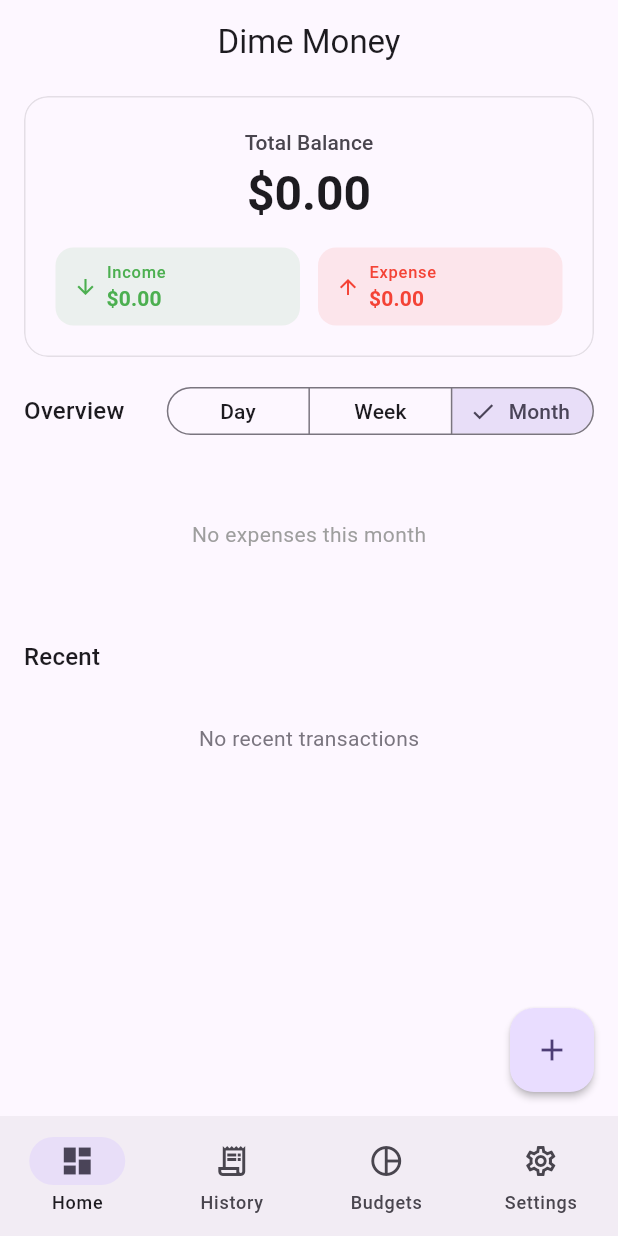
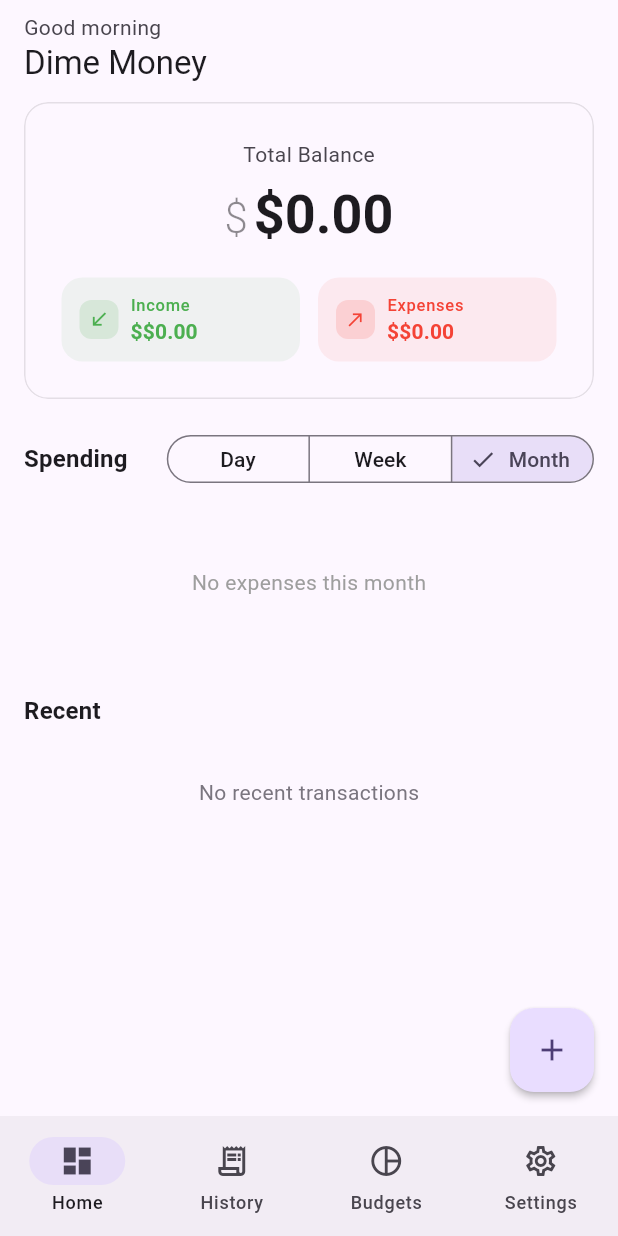
Before and after one commit to Priyans-hu/dime-money, a Flutter app: the screen it shows after launch, on a phone screen of 412 x 824 dp. Run offline on Flutter 3.47's test engine with Material 3 defaults, Android fonts, the phone set to English and light mode, and no system bars; our stand-ins replace csv, drift, file_picker, fl_chart, flutter_riverpod, gap and 4 more; accounts and stored records are empty; generated files the repository leaves out were written again.

Commit message:
feat: improve dashboard with greeting header and bolder balance
- Add time-of-day greeting (Good morning/afternoon/evening)
- Use SliverAppBar with floating behavior
- Larger balance display with separate currency symbol
- Better stat chips with icon containers
- More breathing room between sections

```diff
--- a/lib/features/dashboard/presentation/screens/dashboard_screen.dart
+++ b/lib/features/dashboard/presentation/screens/dashboard_screen.dart
@@ -10,48 +10,83 @@ import 'package:dime_money/features/dashboard/presentation/widgets/recent_transa
 class DashboardScreen extends ConsumerWidget {
   const DashboardScreen({super.key});
 
+  String _greeting() {
+    final hour = DateTime.now().hour;
+    if (hour < 12) return 'Good morning';
+    if (hour < 17) return 'Good afternoon';
+    return 'Good evening';
+  }
+
   @override
   Widget build(BuildContext context, WidgetRef ref) {
     return Scaffold(
-      appBar: AppBar(
-        title: const Text('Dime Money'),
-      ),
       body: RefreshIndicator(
         onRefresh: () async {
           ref.invalidate(dashboardTotalsProvider);
           ref.invalidate(dashboardCategoryBreakdownProvider);
           ref.invalidate(totalBalanceProvider);
         },
-        child: ListView(
+        child: CustomScrollView(
+          slivers: [
+            SliverAppBar(
+              floating: true,
+              centerTitle: false,
+              toolbarHeight: 64,
+              title: Column(
+                crossAxisAlignment: CrossAxisAlignment.start,
+                children: [
+                  Text(
+                    _greeting(),
+                    style: Theme.of(context).textTheme.bodyMedium?.copyWith(
+                          color: Theme.of(context)
+                              .colorScheme
+                              .onSurfaceVariant,
+                        ),
+                  ),
+                  const Text('Dime Money'),
+                ],
+              ),
+            ),
+            SliverPadding(
               padding: const EdgeInsets.only(bottom: 80),
+              sliver: SliverList.list(
                 children: [
-            const Gap(8),
+                  const Gap(4),
                   const BalanceHeader(),
-            const Gap(20),
+                  const Gap(24),
                   Padding(
                     padding: const EdgeInsets.symmetric(horizontal: 16),
                     child: Row(
                       mainAxisAlignment: MainAxisAlignment.spaceBetween,
                       children: [
-                  Text('Overview',
-                      style: Theme.of(context).textTheme.titleMedium),
+                        Text('Spending',
+                            style: Theme.of(context)
+                                .textTheme
+                                .titleMedium
+                                ?.copyWith(fontWeight: FontWeight.w600)),
                         const PeriodToggle(),
                       ],
                     ),
                   ),
                   const Gap(16),
                   const SpendingDonut(),
-            const Gap(20),
+                  const Gap(24),
                   Padding(
                     padding: const EdgeInsets.symmetric(horizontal: 16),
                     child: Text('Recent',
-                  style: Theme.of(context).textTheme.titleMedium),
+                        style: Theme.of(context)
+                            .textTheme
+                            .titleMedium
+                            ?.copyWith(fontWeight: FontWeight.w600)),
                   ),
                   const Gap(8),
                   const RecentTransactions(),
                 ],
               ),
             ),
+          ],
+        ),
+      ),
     );
   }
 }
--- a/lib/features/dashboard/presentation/widgets/balance_header.dart
+++ b/lib/features/dashboard/presentation/widgets/balance_header.dart
@@ -3,6 +3,7 @@ import 'package:flutter_riverpod/flutter_riverpod.dart';
 import 'package:gap/gap.dart';
 import 'package:dime_money/core/extensions/currency_ext.dart';
 import 'package:dime_money/features/dashboard/presentation/providers/dashboard_provider.dart';
+import 'package:dime_money/features/settings/presentation/providers/settings_provider.dart';
 import 'package:dime_money/shared/widgets/glass_card.dart';
 
 class BalanceHeader extends ConsumerWidget {
@@ -12,31 +13,47 @@ class BalanceHeader extends ConsumerWidget {
   Widget build(BuildContext context, WidgetRef ref) {
     final balanceAsync = ref.watch(totalBalanceProvider);
     final totalsAsync = ref.watch(dashboardTotalsProvider);
+    final currency = ref.watch(currencySymbolProvider);
     final colorScheme = Theme.of(context).colorScheme;
 
     return GlassCard(
       margin: const EdgeInsets.symmetric(horizontal: 16),
-      padding: const EdgeInsets.all(20),
+      padding: const EdgeInsets.all(24),
       child: Column(
         children: [
           Text(
             'Total Balance',
-            style: Theme.of(context).textTheme.labelLarge?.copyWith(
+            style: Theme.of(context).textTheme.bodyMedium?.copyWith(
                   color: colorScheme.onSurfaceVariant,
                 ),
           ),
-          const Gap(4),
+          const Gap(8),
           balanceAsync.when(
             loading: () => const Text('...'),
             error: (_, _) => const Text('--'),
-            data: (balance) => Text(
-              balance.formatCurrency(),
-              style: Theme.of(context).textTheme.headlineLarge?.copyWith(
-                    fontWeight: FontWeight.bold,
-                  ),
+            data: (balance) => Row(
+              mainAxisAlignment: MainAxisAlignment.center,
+              crossAxisAlignment: CrossAxisAlignment.baseline,
+              textBaseline: TextBaseline.alphabetic,
+              children: [
+                Text(
+                  currency,
+                  style: Theme.of(context).textTheme.headlineMedium?.copyWith(
+                        color: colorScheme.onSurface.withValues(alpha: 0.5),
+                        fontWeight: FontWeight.w300,
+                      ),
+                ),
+                const Gap(4),
+                Text(
+                  balance.formatCurrency(),
+                  style: Theme.of(context).textTheme.displaySmall?.copyWith(
+                        fontWeight: FontWeight.bold,
+                      ),
+                ),
+              ],
             ),
           ),
-          const Gap(16),
+          const Gap(20),
           totalsAsync.when(
             loading: () => const SizedBox.shrink(),
             error: (_, _) => const SizedBox.shrink(),
@@ -47,16 +64,18 @@ class BalanceHeader extends ConsumerWidget {
                     label: 'Income',
                     amount: totals.income,
                     color: Colors.green,
-                    icon: Icons.arrow_downward,
+                    icon: Icons.south_west,
+                    currency: currency,
                   ),
                 ),
                 const Gap(12),
                 Expanded(
                   child: _StatChip(
-                    label: 'Expense',
+                    label: 'Expenses',
                     amount: totals.expense,
                     color: Colors.red,
-                    icon: Icons.arrow_upward,
+                    icon: Icons.north_east,
+                    currency: currency,
                   ),
                 ),
               ],
@@ -73,26 +92,35 @@ class _StatChip extends StatelessWidget {
   final double amount;
   final Color color;
   final IconData icon;
+  final String currency;
 
   const _StatChip({
     required this.label,
     required this.amount,
     required this.color,
     required this.icon,
+    required this.currency,
   });
 
   @override
   Widget build(BuildContext context) {
     return Container(
-      padding: const EdgeInsets.symmetric(horizontal: 12, vertical: 8),
+      padding: const EdgeInsets.symmetric(horizontal: 12, vertical: 10),
       decoration: BoxDecoration(
-        color: color.withValues(alpha: 0.1),
-        borderRadius: BorderRadius.circular(12),
+        color: color.withValues(alpha: 0.08),
+        borderRadius: BorderRadius.circular(14),
       ),
       child: Row(
         children: [
-          Icon(icon, size: 16, color: color),
-          const Gap(6),
+          Container(
+            padding: const EdgeInsets.all(6),
+            decoration: BoxDecoration(
+              color: color.withValues(alpha: 0.15),
+              borderRadius: BorderRadius.circular(8),
+            ),
+            child: Icon(icon, size: 14, color: color),
+          ),
+          const Gap(8),
           Expanded(
             child: Column(
               crossAxisAlignment: CrossAxisAlignment.start,
@@ -103,7 +131,7 @@ class _StatChip extends StatelessWidget {
                         .labelSmall
                         ?.copyWith(color: color)),
                 Text(
-                  amount.formatCurrency(),
+                  '$currency${amount.formatCurrency()}',
                   style: Theme.of(context)
                       .textTheme
                       .titleSmall
```
Lines whose indentation alone changed are shown as unchanged.
